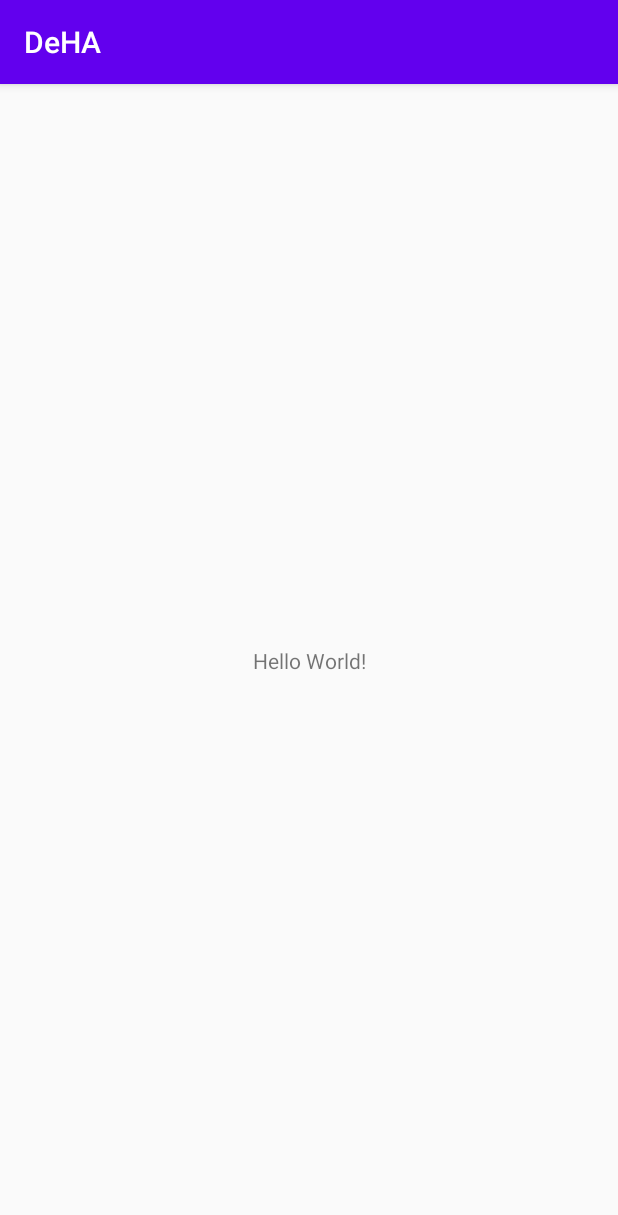
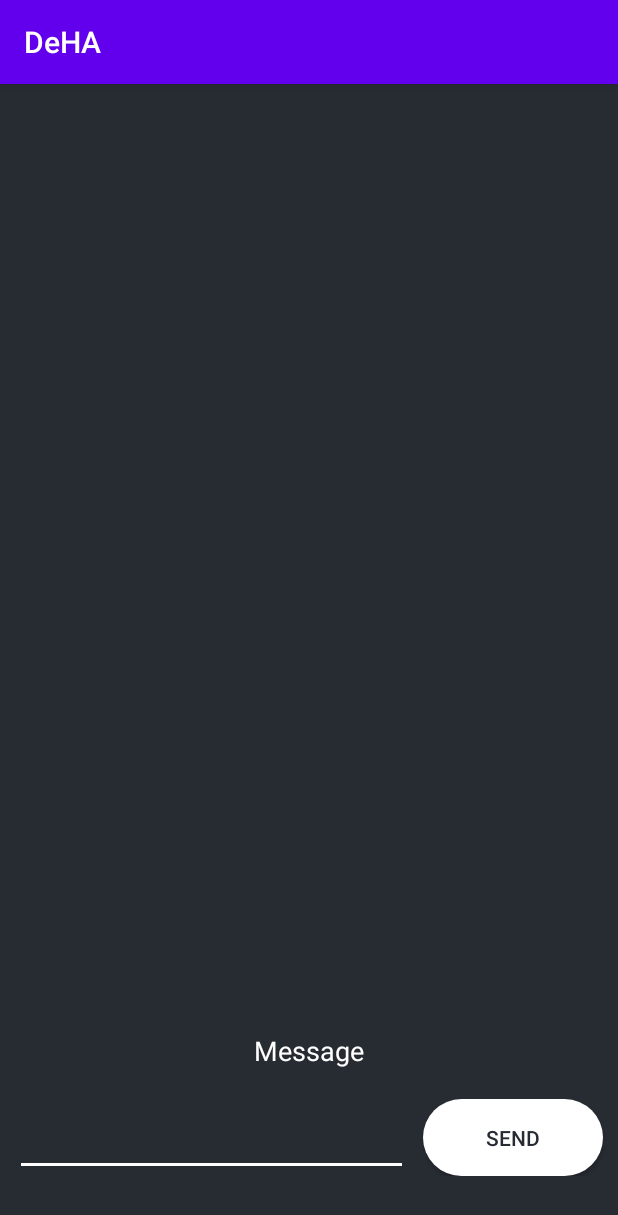
Before and after one commit to depremde-hayat-agi/mobile, an Android app: the screen it shows after launch (MainActivity), on a phone screen of 412 x 824 dp. Shown: the top 1215 px of the screen. Run offline under Robolectric (Android 15) with nearby library versions, the phone set to English and light mode, and no system bars; our stand-ins replace data binding; libraries missing offline, so code that uses them is left out: com.google.android.gms; 2 statements that could not run were skipped.

Commit message:
Add Nearby and example of its usage

```diff
--- a/app/src/main/java/com/deha/app/MainActivity.java
+++ b/app/src/main/java/com/deha/app/MainActivity.java
@@ -1,14 +1,74 @@
 package com.deha.app;
 
+import androidx.appcompat.app.AppCompatActivity;
+import androidx.databinding.DataBindingUtil;
+
 import android.os.Bundle;
+import android.util.Log;
+import android.view.View;
 
-import androidx.appcompat.app.AppCompatActivity;
+import com.deha.app.databinding.ActivityMainBinding;
+import com.google.android.gms.nearby.Nearby;
+import com.google.android.gms.nearby.messages.Message;
+import com.google.android.gms.nearby.messages.MessageListener;
 
 public class MainActivity extends AppCompatActivity {
+
+    private ActivityMainBinding binding;
+    private MessageListener messageListener;
+    private Message message;
+    public static final String TAG = "Nearby";
 
     @Override
     protected void onCreate(Bundle savedInstanceState) {
         super.onCreate(savedInstanceState);
         setContentView(R.layout.activity_main);
+
+        binding = DataBindingUtil.setContentView(this, R.layout.activity_main);
+        binding.setLifecycleOwner(this);
+
+        messageListener = new MessageListener() {
+            @Override
+            public void onFound(Message message) {
+                binding.textMessage.setText(binding.textMessage.getText() + " " + new String(message.getContent()));
+            }
+
+            @Override
+            public void onLost(Message message) {
+                Log.d(TAG, "Lost sight of message: " + new String(message.getContent()));
+            }
+        };
+
+        binding.buttonSend.setOnClickListener(new View.OnClickListener() {
+            @Override
+            public void onClick(View view) {
+                if(message != null){
+                    Nearby.getMessagesClient(MainActivity.this).unpublish(message);
+                }
+
+                message = new Message(binding.inputMessage.getText().toString().getBytes());
+                Nearby.getMessagesClient(MainActivity.this).publish(message);
+            }
+        });
+    }
+
+    @Override
+    public void onStart() {
+        super.onStart();
+        Nearby.getMessagesClient(MainActivity.this).subscribe(messageListener);
+
+    }
+
+    @Override
+    public void onStop() {
+        if(message != null){
+            Nearby.getMessagesClient(MainActivity.this).unpublish(message);
+        }
+
+        if(messageListener != null){
+            Nearby.getMessagesClient(this).unsubscribe(messageListener);
+        }
+
+        super.onStop();
     }
 }
--- /dev/null
+++ b/app/src/main/res/drawable/background_button.xml
@@ -0,0 +1,11 @@
+<?xml version="1.0" encoding="utf-8"?>
+<shape xmlns:android="http://schemas.android.com/apk/res/android"
+    android:shape="rectangle">
+    <corners android:radius="50dp" />
+    <solid android:color="#FFFFFF" />
+    <padding
+        android:bottom="0dp"
+        android:left="0dp"
+        android:right="0dp"
+        android:top="0dp" />
+</shape>
--- a/app/src/main/res/layout/activity_main.xml
+++ b/app/src/main/res/layout/activity_main.xml
@@ -1,18 +1,64 @@
 <?xml version="1.0" encoding="utf-8"?>
-<androidx.constraintlayout.widget.ConstraintLayout xmlns:android="http://schemas.android.com/apk/res/android"
+
+<layout xmlns:android="http://schemas.android.com/apk/res/android"
     xmlns:app="http://schemas.android.com/apk/res-auto"
     xmlns:tools="http://schemas.android.com/tools"
+    tools:context=".MainActivity">
+
+    <data>
+    </data>
+
+    <androidx.constraintlayout.widget.ConstraintLayout
         android:layout_width="match_parent"
         android:layout_height="match_parent"
-    tools:context=".MainActivity">
+        android:background="#272c33">
 
         <TextView
+            android:id="@+id/text_message"
             android:layout_width="wrap_content"
             android:layout_height="wrap_content"
-        android:text="Hello World!"
-        app:layout_constraintBottom_toBottomOf="parent"
+            android:text="Message"
             app:layout_constraintLeft_toLeftOf="parent"
             app:layout_constraintRight_toRightOf="parent"
-        app:layout_constraintTop_toTopOf="parent" />
+            app:layout_constraintBottom_toTopOf="@+id/layout_buttons"
+            android:layout_marginBottom="20dp"
+            android:textSize="18sp"
+            android:textColor="@color/colorWhite"/>
+
+        <androidx.constraintlayout.widget.ConstraintLayout
+            android:id="@+id/layout_buttons"
+            android:layout_width="match_parent"
+            android:layout_height="wrap_content"
+            app:layout_constraintLeft_toLeftOf="parent"
+            app:layout_constraintRight_toRightOf="parent"
+            app:layout_constraintBottom_toBottomOf="parent"
+            android:layout_marginBottom="40dp">
+
+            <EditText
+                android:id="@+id/input_message"
+                android:layout_width="0dp"
+                android:layout_height="wrap_content"
+                app:layout_constraintStart_toStartOf="parent"
+                app:layout_constraintEnd_toStartOf="@id/button_send"
+                app:layout_constraintBottom_toBottomOf="parent"
+                android:layout_marginEnd="10dp"
+                android:layout_marginStart="10dp"
+                android:textColor="@color/colorWhite"
+                app:backgroundTint="@color/colorWhite"
+                />
+
+            <Button
+                android:id="@+id/button_send"
+                android:text="Send"
+                android:layout_width="120dp"
+                android:layout_height="wrap_content"
+                android:layout_marginEnd="10dp"
+                app:layout_constraintEnd_toEndOf="parent"
+                app:layout_constraintBottom_toBottomOf="parent"
+                style="@style/HW_ButtonStyle" />
 
         </androidx.constraintlayout.widget.ConstraintLayout>
+
+    </androidx.constraintlayout.widget.ConstraintLayout>
+
+</layout>
--- a/app/src/main/res/values/colors.xml
+++ b/app/src/main/res/values/colors.xml
@@ -3,4 +3,8 @@
     <color name="colorPrimary">#6200EE</color>
     <color name="colorPrimaryDark">#3700B3</color>
     <color name="colorAccent">#03DAC5</color>
+
+    <color name="colorWhite">#FFFFFF</color>
+    <color name="buttonBackground">#4cb7bdcb</color>
+    <color name="colorDark">#262a32</color>
 </resources>
--- a/app/src/main/res/values/styles.xml
+++ b/app/src/main/res/values/styles.xml
@@ -8,4 +8,13 @@
         <item name="colorAccent">@color/colorAccent</item>
     </style>
 
+    <style name="HW_ButtonStyle" parent="TextAppearance.AppCompat.Button">
+        <item name="android:textColor">@color/colorDark</item>
+        <item name="android:background">@drawable/background_button</item>
+        <item name="android:gravity">center_horizontal</item>
+        <item name="android:padding">16dp</item>
+        <item name="android:textSize">14sp</item>
+        <item name="android:foreground">?android:attr/selectableItemBackground</item>
+    </style>
+
 </resources>
--- a/build.gradle
+++ b/build.gradle
@@ -8,7 +8,7 @@ buildscript {
 
     }
     dependencies {
-        classpath 'com.android.tools.build:gradle:3.6.1'
+        classpath 'com.android.tools.build:gradle:3.6.3'
 
 
         // NOTE: Do not place your application dependencies here; they belong
```
Also changed, not shown: app/build.gradle (+12 -3 lines), app/src/main/AndroidManifest.xml (+4 -12 lines). Lines whose indentation alone changed are shown as unchanged.
